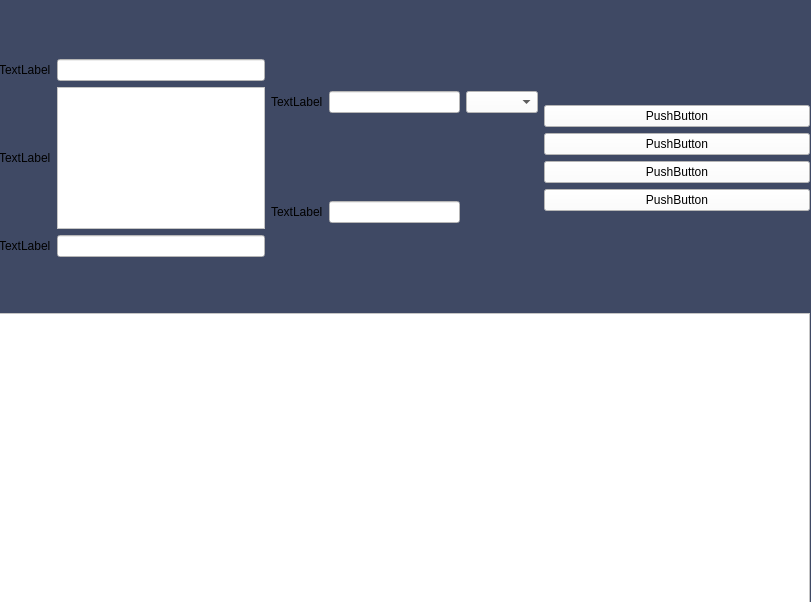
Qt form Proyecto/Interfaces/materiales_por_pedido_window.ui (EdCenten0/MAPA-Python) before a commit.
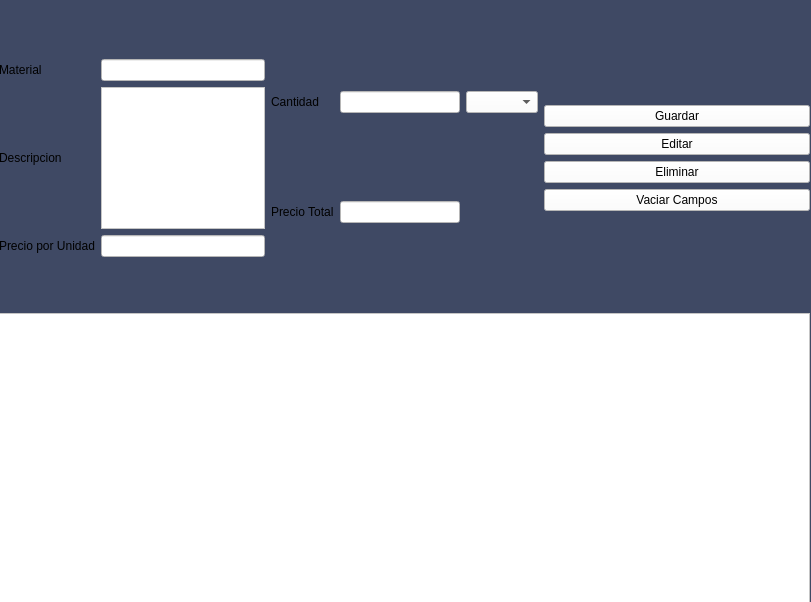
The same form after that commit.

Commit message:
Materiales requeridos por pedido actualizado
Lo actualicé porque se me olvidó agregar títulos

Diff of the .ui file:
```diff
--- a/Proyecto/Interfaces/materiales_por_pedido_window.ui
+++ b/Proyecto/Interfaces/materiales_por_pedido_window.ui
@@ -53,7 +53,7 @@
          <item row="0" column="0">
           <widget class="QLabel" name="label_4">
            <property name="text">
-            <string>TextLabel</string>
+            <string>Cantidad</string>
            </property>
           </widget>
          </item>
@@ -67,7 +67,7 @@
          <item row="1" column="0">
           <widget class="QLabel" name="label_5">
            <property name="text">
-            <string>TextLabel</string>
+            <string>Precio Total</string>
            </property>
           </widget>
          </item>
@@ -94,21 +94,21 @@
          <item row="1" column="0">
           <widget class="QLabel" name="label_2">
            <property name="text">
-            <string>TextLabel</string>
+            <string>Descripcion</string>
            </property>
           </widget>
          </item>
          <item row="0" column="0">
           <widget class="QLabel" name="label">
            <property name="text">
-            <string>TextLabel</string>
+            <string>Material</string>
            </property>
           </widget>
          </item>
          <item row="2" column="0">
           <widget class="QLabel" name="label_3">
            <property name="text">
-            <string>TextLabel</string>
+            <string>Precio por Unidad</string>
            </property>
           </widget>
          </item>
@@ -156,7 +156,7 @@
             <string notr="true">background-color: rgb(255, 255, 255);</string>
            </property>
            <property name="text">
-            <string>PushButton</string>
+            <string>Guardar</string>
            </property>
           </widget>
          </item>
@@ -166,7 +166,7 @@
             <string notr="true">background-color: rgb(255, 255, 255);</string>
            </property>
            <property name="text">
-            <string>PushButton</string>
+            <string>Editar</string>
            </property>
           </widget>
          </item>
@@ -176,7 +176,7 @@
             <string notr="true">background-color: rgb(255, 255, 255);</string>
            </property>
            <property name="text">
-            <string>PushButton</string>
+            <string>Eliminar</string>
            </property>
           </widget>
          </item>
@@ -187,7 +187,7 @@
 background-color: rgb(255, 255, 255);</string>
            </property>
            <property name="text">
-            <string>PushButton</string>
+            <string>Vaciar Campos</string>
            </property>
           </widget>
          </item>
```
The commit also changes 3 other files.
